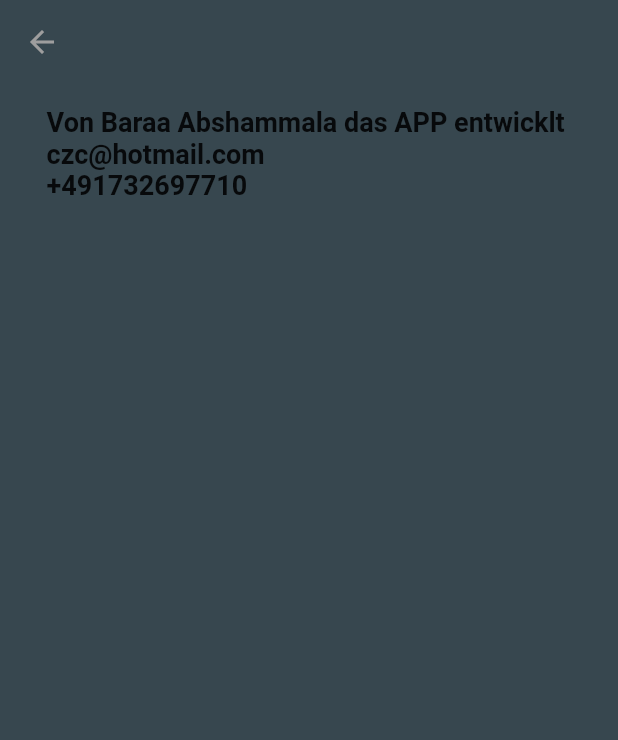
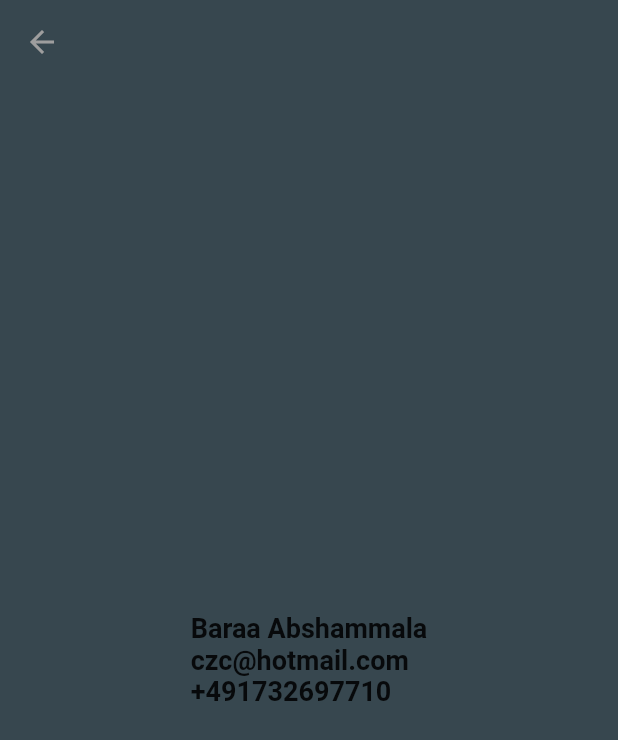
Before and after one commit to AlbaraaAbushammala/bmi_calculator, a Flutter app: the InfoScreen screen opened directly, on a phone screen of 412 x 824 dp. Shown: the top 740 px of the screen. Run offline on Flutter 3.47's test engine with Material 2 defaults, Android fonts, the phone set to English and light mode, and no system bars.

Commit message:
initial commit

```diff
--- a/lib/home_screen.dart
+++ b/lib/home_screen.dart
@@ -41,7 +41,8 @@ class _BmiHomeScreenState extends State<BmiHomeScreen> {
           child: Column(
             mainAxisAlignment: MainAxisAlignment.center,
             children: [
-              Row(
+              FittedBox(  // للتعامل مع عرض كل الشاشات وما يحصل اورور
+                child: Row(
                   mainAxisAlignment: MainAxisAlignment.center,
                   children: [
                     Container(
@@ -80,6 +81,7 @@ class _BmiHomeScreenState extends State<BmiHomeScreen> {
                     ),
                   ],
                 ),
+              ),
             ],
           ),
         ),
--- a/lib/info_screen.dart
+++ b/lib/info_screen.dart
@@ -4,7 +4,7 @@ class InfoScreen extends StatelessWidget {
   const InfoScreen({Key? key}) : super(key: key);
 
   @override
-  Widget build(BuildContext context) {
+  Widget build(BuildContext context)  {
     return Scaffold(
       appBar: AppBar(
         backgroundColor: Colors.blueGrey[800],
@@ -26,11 +26,12 @@ class InfoScreen extends StatelessWidget {
         child: Padding(
           padding: const EdgeInsets.all(15.0),
           child: Column(
+            mainAxisAlignment: MainAxisAlignment.center,
             children:
             [
             Text(
-              "Von Baraa Abshammala das APP entwicklt \n"
-                  "czc@hotmail.com \n"
+              "Baraa Abshammala\n"
+                  "czc@hotmail.com\n"
                   "+491732697710",
               style: TextStyle(
                 fontSize: 18,
```
Lines whose indentation alone changed are shown as unchanged.
